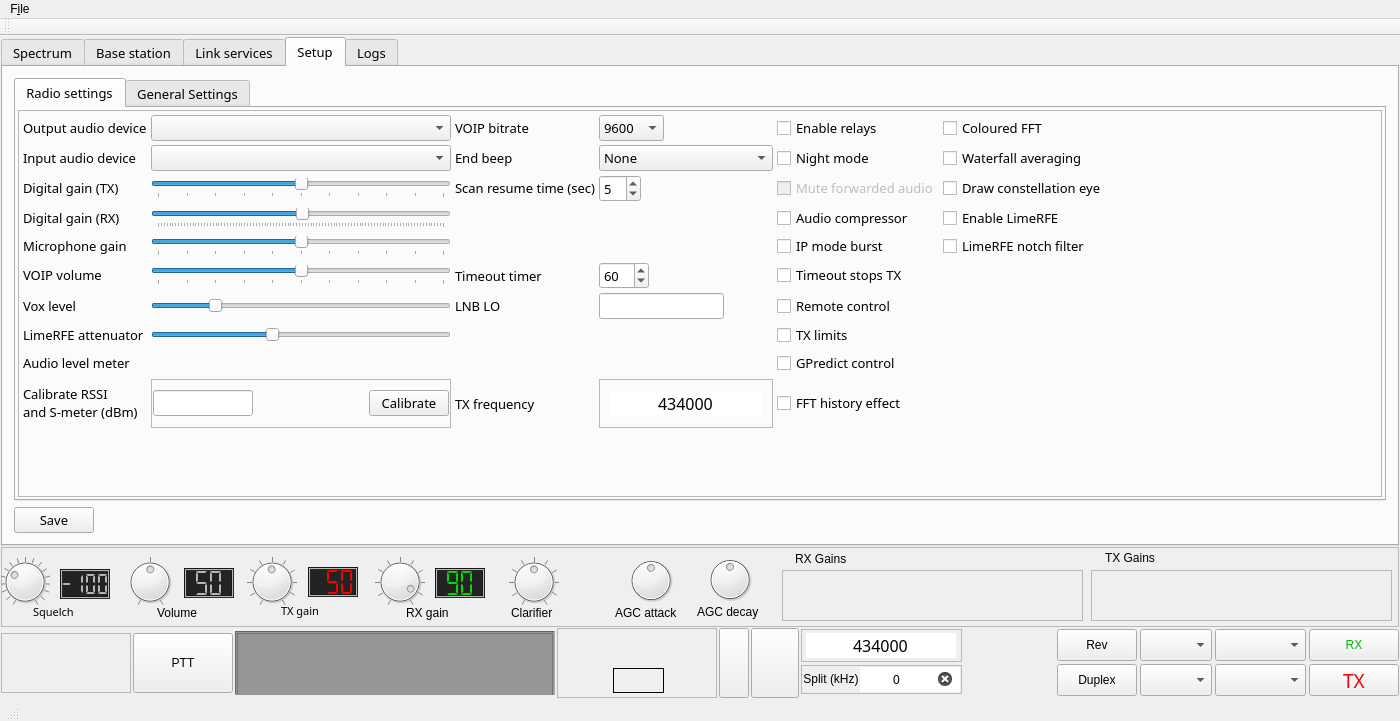
Qt form src/mainwindow.ui (qradiolink/qradiolink) before a commit.
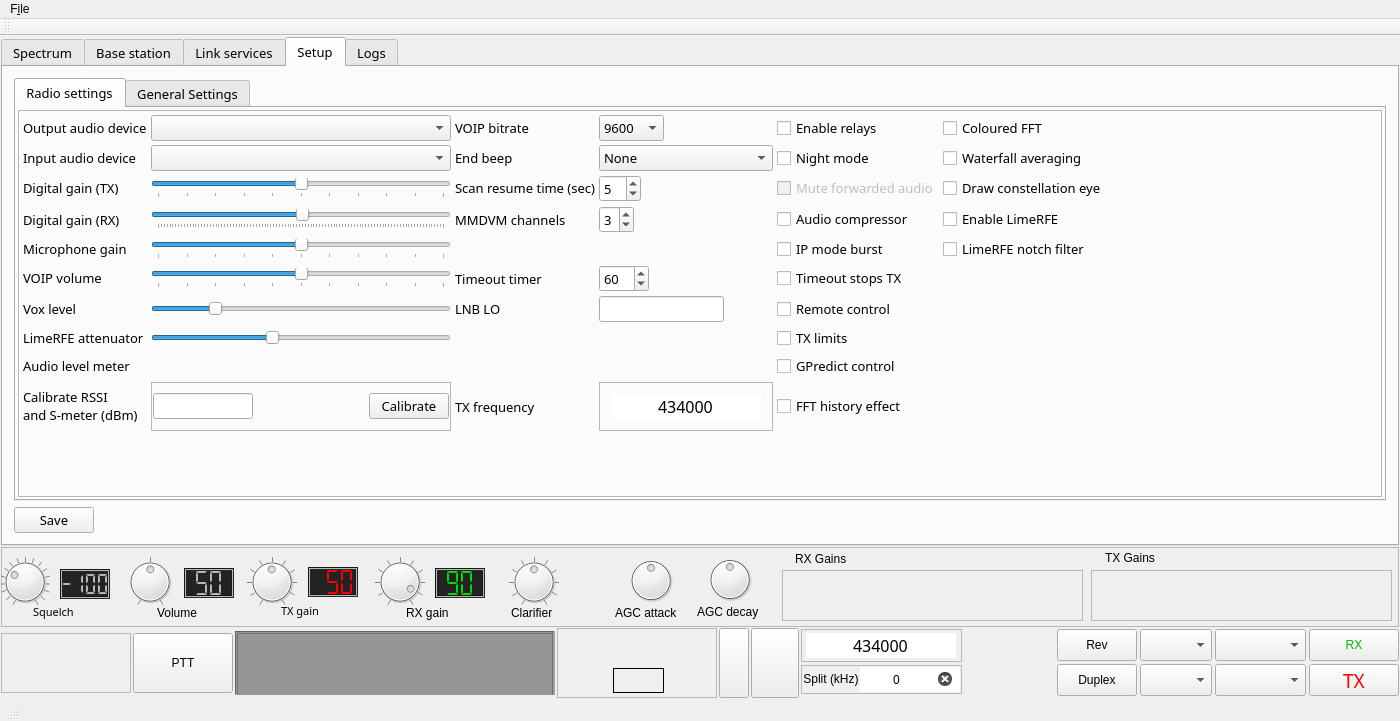
The same form after that commit. Icons and pictures are not drawn. Custom widgets are drawn as their Qt base class.

Commit message: Move to make number of MMDVM channels user configurable

What changed in the file:
```diff
--- a/src/mainwindow.ui
+++ b/src/mainwindow.ui
@@ -3613,6 +3613,32 @@
                    </property>
                   </widget>
                  </item>
+                 <item row="7" column="2">
+                  <widget class="QLabel" name="label_54">
+                   <property name="text">
+                    <string>MMDVM channels</string>
+                   </property>
+                  </widget>
+                 </item>
+                 <item row="7" column="3">
+                  <widget class="QSpinBox" name="mmdvmChannelsSpinBox">
+                   <property name="sizePolicy">
+                    <sizepolicy hsizetype="Fixed" vsizetype="Fixed">
+                     <horstretch>0</horstretch>
+                     <verstretch>0</verstretch>
+                    </sizepolicy>
+                   </property>
+                   <property name="minimum">
+                    <number>2</number>
+                   </property>
+                   <property name="maximum">
+                    <number>5</number>
+                   </property>
+                   <property name="value">
+                    <number>3</number>
+                   </property>
+                  </widget>
+                 </item>
                 </layout>
                </widget>
               </item>
```
The commit also changes 17 other files.
